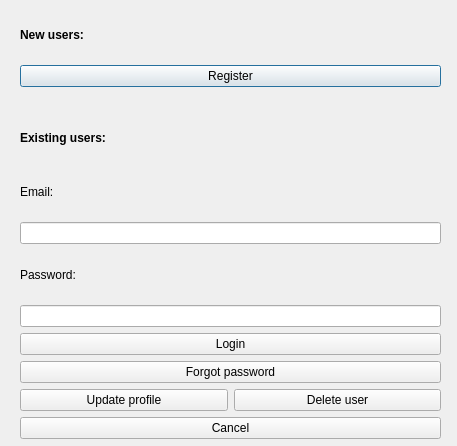
First picture: the form in LDMP/gui/DlgSettings.ui, repository ConservationInternational/trends.earth, before the edit.
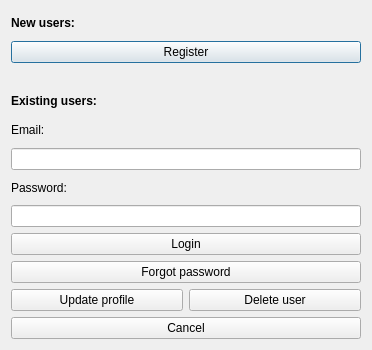
Second picture: the form after the edit.

Commit message: Align in grid.

What changed in the file:
```diff
--- a/LDMP/gui/DlgSettings.ui
+++ b/LDMP/gui/DlgSettings.ui
@@ -6,8 +6,8 @@
    <rect>
     <x>0</x>
     <y>0</y>
-    <width>457</width>
-    <height>446</height>
+    <width>372</width>
+    <height>350</height>
    </rect>
   </property>
   <property name="sizePolicy">
@@ -19,15 +19,8 @@
   <property name="windowTitle">
    <string>Settings</string>
   </property>
-  <widget class="QWidget" name="gridLayoutWidget">
-   <property name="geometry">
-    <rect>
-     <x>20</x>
-     <y>10</y>
-     <width>421</width>
-     <height>429</height>
-    </rect>
-   </property>
+  <layout class="QGridLayout" name="gridLayout_2">
+   <item row="0" column="0">
    <layout class="QGridLayout" name="gridLayout">
     <property name="sizeConstraint">
      <enum>QLayout::SetDefaultConstraint</enum>
@@ -175,7 +168,8 @@
      </widget>
     </item>
    </layout>
-  </widget>
+   </item>
+  </layout>
  </widget>
  <tabstops>
   <tabstop>register_user</tabstop>
```
Lines whose indentation alone changed are shown as unchanged.
